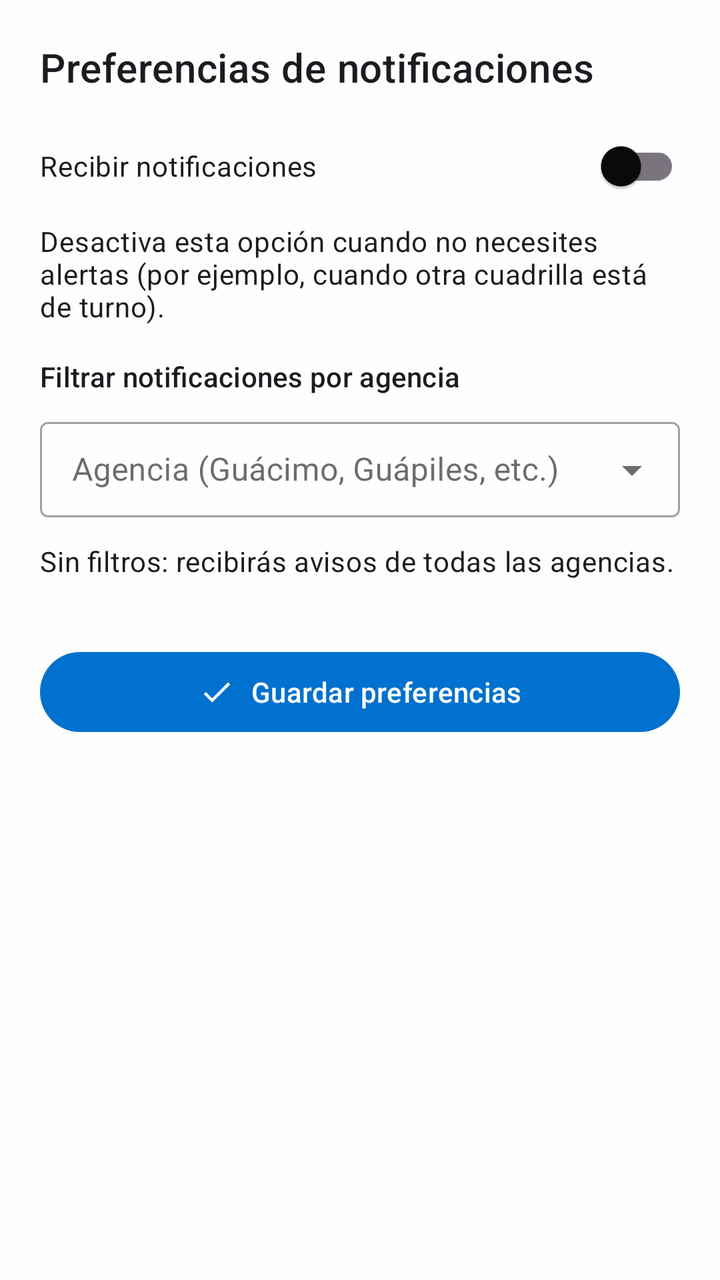
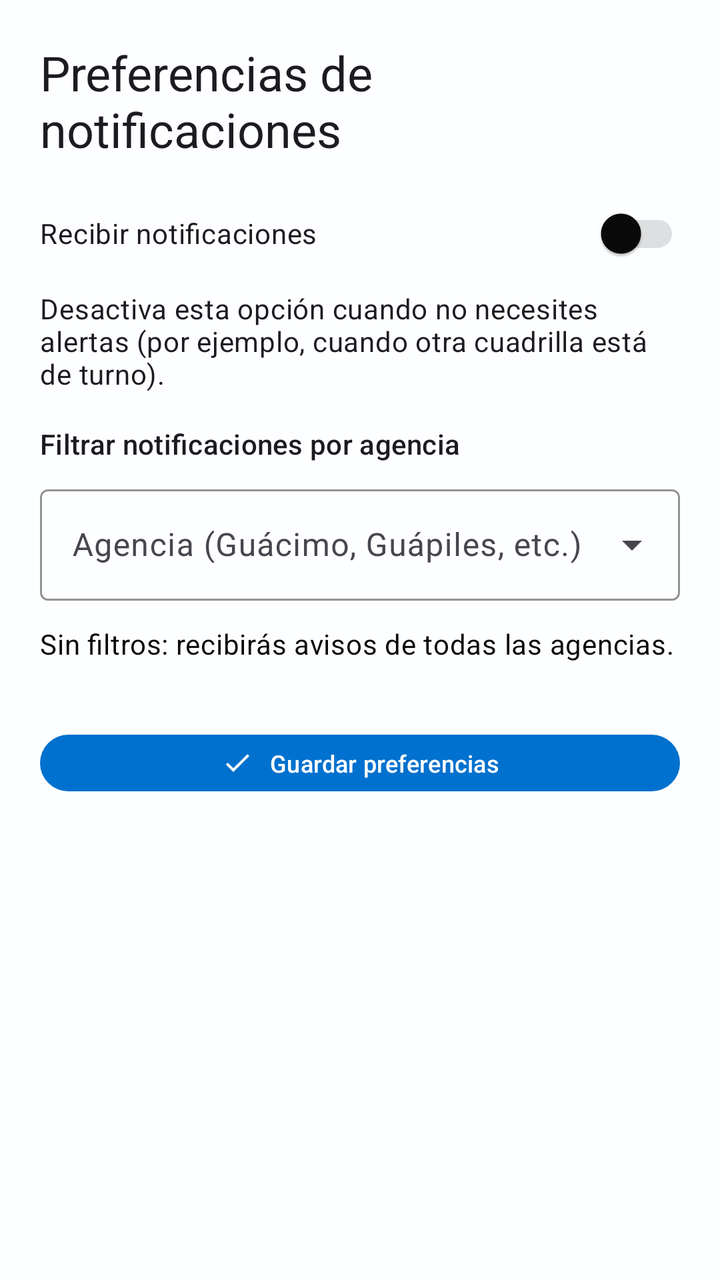

Screens rendered from an Android XML layout before and after an edit, with the pre-edit source and the edit as a unified diff.
<!-- AndroidManifest.xml: application theme Theme.TecniAppICE -->
<!-- res/layout/dialog_notification_filters.xml -->
<?xml version="1.0" encoding="utf-8"?>
<LinearLayout xmlns:android="http://schemas.android.com/apk/res/android"
    xmlns:app="http://schemas.android.com/apk/res-auto"
    android:layout_width="match_parent"
    android:layout_height="wrap_content"
    android:background="?attr/colorSurface"
    android:orientation="vertical"
    android:padding="20dp">

    <TextView
        android:id="@+id/tvNotificationSheetTitle"
        android:layout_width="match_parent"
        android:layout_height="wrap_content"
        android:paddingBottom="12dp"
        android:text="@string/averia_notificacion_sheet_title"
        android:textAppearance="@style/TextAppearance.MaterialComponents.Headline6" />

    <com.google.android.material.switchmaterial.SwitchMaterial
        android:id="@+id/switchNotifications"
        android:layout_width="match_parent"
        android:layout_height="wrap_content"
        android:text="@string/averia_notificacion_switch_label" />

    <TextView
        android:id="@+id/tvNotificationSwitchHelper"
        android:layout_width="match_parent"
        android:layout_height="wrap_content"
        android:layout_marginTop="4dp"
        android:text="@string/averia_notificacion_switch_helper"
        android:textAppearance="@style/TextAppearance.MaterialComponents.Body2" />

    <TextView
        android:id="@+id/tvNotificationFilterTitle"
        android:layout_width="match_parent"
        android:layout_height="wrap_content"
        android:layout_marginTop="16dp"
        android:text="@string/averia_notificacion_filtro_titulo"
        android:textAppearance="@style/TextAppearance.MaterialComponents.Subtitle2" />

    <com.google.android.material.textfield.TextInputLayout
        android:id="@+id/tilNotificationAgency"
        style="@style/Widget.MaterialComponents.TextInputLayout.OutlinedBox.Dense.ExposedDropdownMenu"
        android:layout_width="match_parent"
        android:layout_height="wrap_content"
        android:layout_marginTop="8dp"
        android:hint="@string/averia_notificacion_filtro_hint"
        app:endIconMode="dropdown_menu">

        <AutoCompleteTextView
            android:id="@+id/actvNotificationAgency"
            android:layout_width="match_parent"
            android:layout_height="wrap_content"
            android:imeOptions="actionDone"
            android:inputType="textCapWords" />
    </com.google.android.material.textfield.TextInputLayout>

    <TextView
        android:id="@+id/tvNotificationFiltersEmpty"
        android:layout_width="match_parent"
        android:layout_height="wrap_content"
        android:layout_marginTop="12dp"
        android:text="@string/averia_notificacion_filtro_vacio"
        android:textAppearance="@style/TextAppearance.MaterialComponents.Body2"
        android:textColor="?attr/colorOnBackground" />

    <com.google.android.material.chip.ChipGroup
        android:id="@+id/chipGroupNotificationAgencies"
        android:layout_width="match_parent"
        android:layout_height="wrap_content"
        android:layout_marginTop="12dp"
        app:chipSpacingHorizontal="8dp"
        app:chipSpacingVertical="8dp" />

    <com.google.android.material.button.MaterialButton
        android:id="@+id/btnGuardarNotificaciones"
        style="@style/Widget.Material3.Button"
        android:layout_width="match_parent"
        android:layout_height="wrap_content"
        android:layout_marginTop="20dp"
        android:text="Guardar preferencias"
        app:icon="@drawable/ic_check"
        app:iconGravity="textStart"
        app:iconPadding="8dp" />
</LinearLayout>
<!-- resources referenced by this layout -->
<resources>
  <string name="averia_notificacion_filtro_hint">Agencia (Guácimo, Guápiles, etc.)</string>
  <string name="averia_notificacion_filtro_titulo">Filtrar notificaciones por agencia</string>
  <string name="averia_notificacion_filtro_vacio">Sin filtros: recibirás avisos de todas las agencias.</string>
  <string name="averia_notificacion_sheet_title">Preferencias de notificaciones</string>
  <string name="averia_notificacion_switch_label">Recibir notificaciones</string>
  <style name="Theme.TecniAppICE" parent="Theme.Material3.DayNight.NoActionBar">
  
          
          <item name="colorPrimary">@color/ice_blue</item>
          <item name="colorOnPrimary">@color/white</item>
          <item name="colorSecondary">@color/ice_yellow</item>
          <item name="colorOnSecondary">@color/black</item>
  
          
          <item name="colorSurface">@color/surface_light</item>
          <item name="colorOnSurface">@color/on_light</item>
          <item name="colorSurfaceVariant">@color/surface_variant_light</item>
  
          
          <item name="colorError">@color/error_500</item>
          <item name="colorTertiary">@color/success_500</item>
  
          
          <item name="android:windowBackground">@color/bg_light</item>
          <item name="android:colorBackground">@color/bg_light</item>
          <item name="android:statusBarColor">@android:color/transparent</item>
          <item name="android:navigationBarColor">@android:color/transparent</item>
          <item name="android:windowLightStatusBar">true</item>
  
          
          <item name="materialCardViewStyle">@style/Tecni.Card</item>
          <item name="materialButtonStyle">@style/Tecni.Button</item>
          <item name="chipStyle">@style/Tecni.Chip</item>
          <item name="toolbarStyle">@style/Tecni.Toolbar</item>
      </style>
  <color name="ice_blue">#0071CE</color>
  <color name="white">#FFFFFFFF</color>
  <color name="ice_yellow">#FFDD00</color>
  <color name="black">#FF000000</color>
  <color name="surface_light">#CCFFFFFF</color>
  <color name="on_light">#0A0A0A</color>
  <color name="surface_variant_light">#EAF3FF</color>
  <color name="error_500">#D32F2F</color>
  <color name="success_500">#4CAF50</color>
  <color name="bg_light">#F7FAFF</color>
  <!-- unchanged entries left out for length: 6 -->
</resources>

<!-- the commit's change to res/layout/dialog_notification_filters.xml (unified diff, before → after) -->
@@ -13,7 +13,7 @@
         android:layout_height="wrap_content"
         android:paddingBottom="12dp"
         android:text="@string/averia_notificacion_sheet_title"
-        android:textAppearance="@style/TextAppearance.MaterialComponents.Headline6" />
+        android:textAppearance="@style/TextAppearance.Material3.HeadlineSmall" />
 
     <com.google.android.material.switchmaterial.SwitchMaterial
         android:id="@+id/switchNotifications"
@@ -27,7 +27,7 @@
         android:layout_height="wrap_content"
         android:layout_marginTop="4dp"
         android:text="@string/averia_notificacion_switch_helper"
-        android:textAppearance="@style/TextAppearance.MaterialComponents.Body2" />
+        android:textAppearance="@style/TextAppearance.Material3.BodyMedium" />
 
     <TextView
         android:id="@+id/tvNotificationFilterTitle"
@@ -35,11 +35,11 @@
         android:layout_height="wrap_content"
         android:layout_marginTop="16dp"
         android:text="@string/averia_notificacion_filtro_titulo"
-        android:textAppearance="@style/TextAppearance.MaterialComponents.Subtitle2" />
+        android:textAppearance="@style/TextAppearance.Material3.TitleSmall" />
 
     <com.google.android.material.textfield.TextInputLayout
         android:id="@+id/tilNotificationAgency"
-        style="@style/Widget.MaterialComponents.TextInputLayout.OutlinedBox.Dense.ExposedDropdownMenu"
+        style="@style/Tecni.TextInput.Outlined.Dense.Dropdown"
         android:layout_width="match_parent"
         android:layout_height="wrap_content"
         android:layout_marginTop="8dp"
@@ -60,7 +60,7 @@
         android:layout_height="wrap_content"
         android:layout_marginTop="12dp"
         android:text="@string/averia_notificacion_filtro_vacio"
-        android:textAppearance="@style/TextAppearance.MaterialComponents.Body2"
+        android:textAppearance="@style/TextAppearance.Material3.BodyMedium"
         android:textColor="?attr/colorOnBackground" />
 
     <com.google.android.material.chip.ChipGroup
@@ -73,7 +73,7 @@
 
     <com.google.android.material.button.MaterialButton
         android:id="@+id/btnGuardarNotificaciones"
-        style="@style/Widget.Material3.Button"
+        style="@style/Tecni.Button.Primary"
         android:layout_width="match_parent"
         android:layout_height="wrap_content"
         android:layout_marginTop="20dp"
<!-- resource entries referenced after the edit -->
@@ -5,6 +5,27 @@
   <string name="averia_notificacion_filtro_vacio">Sin filtros: recibirás avisos de todas las agencias.</string>
   <string name="averia_notificacion_sheet_title">Preferencias de notificaciones</string>
   <string name="averia_notificacion_switch_label">Recibir notificaciones</string>
+  <style name="Tecni.Button.Primary" parent="Widget.Material3.Button">
+          <item name="android:minHeight">32dp</item>
+          <item name="android:minWidth">0dp</item>
+          <item name="android:paddingStart">12dp</item>
+          <item name="android:paddingEnd">12dp</item>
+          <item name="android:textSize">12sp</item>
+          <item name="backgroundTint">@color/ice_blue</item>
+          <item name="android:textColor">@android:color/white</item>
+          <item name="rippleColor">@color/ice_yellow</item>
+          <item name="shapeAppearance">@style/ShapeAppearance.Material3.Corner.Full</item>
+          <item name="iconPadding">0dp</item>
+          <item name="iconSize">16dp</item>
+      </style>
+  <style name="Tecni.TextInput.Outlined.Dense.Dropdown" parent="Tecni.TextInput.Outlined.Dropdown">
+          <item name="boxCollapsedPaddingTop">8dp</item>
+          <item name="boxCollapsedPaddingBottom">8dp</item>
+          <item name="boxCollapsedPaddingStart">12dp</item>
+          <item name="boxCollapsedPaddingEnd">12dp</item>
+          <item name="boxExpandedPaddingTop">8dp</item>
+          <item name="boxExpandedPaddingBottom">8dp</item>
+      </style>
   <style name="Theme.TecniAppICE" parent="Theme.Material3.DayNight.NoActionBar">
   
           
@@ -15,8 +36,11 @@
   
           
           <item name="colorSurface">@color/surface_light</item>
+          <item name="colorSurfaceVariant">@color/surface_variant_light</item>
           <item name="colorOnSurface">@color/on_light</item>
-          <item name="colorSurfaceVariant">@color/surface_variant_light</item>
+          <item name="colorBackground">@color/bg_light</item>
+          <item name="colorOnBackground">@color/on_light</item>
+          <item name="colorOutline">@color/outline_soft</item>
   
           
           <item name="colorError">@color/error_500</item>
@@ -28,6 +52,7 @@
           <item name="android:statusBarColor">@android:color/transparent</item>
           <item name="android:navigationBarColor">@android:color/transparent</item>
           <item name="android:windowLightStatusBar">true</item>
+          <item name="android:windowLightNavigationBar">true</item>
   
           
           <item name="materialCardViewStyle">@style/Tecni.Card</item>
@@ -38,13 +63,19 @@
   <color name="ice_blue">#0071CE</color>
   <color name="white">#FFFFFFFF</color>
   <color name="ice_yellow">#FFDD00</color>
+  <style name="Tecni.TextInput.Outlined.Dropdown" parent="Widget.Material3.TextInputLayout.OutlinedBox.ExposedDropdownMenu">
+          <item name="boxStrokeColor">@color/ice_blue</item>
+          <item name="hintTextColor">@color/light_gray</item>
+      </style>
   <color name="black">#FF000000</color>
-  <color name="surface_light">#CCFFFFFF</color>
+  <color name="surface_light">#FDFEFF</color>
   <color name="on_light">#0A0A0A</color>
-  <color name="surface_variant_light">#EAF3FF</color>
+  <color name="surface_variant_light">#E6EEF9</color>
   <color name="error_500">#D32F2F</color>
   <color name="success_500">#4CAF50</color>
-  <color name="bg_light">#F7FAFF</color>
+  <color name="light_gray">#B3B3B3</color>
+  <color name="bg_light">#F5F7FB</color>
+  <color name="outline_soft">#1F000000</color>
   <!-- unchanged entries left out for length: 6 -->
 </resources>
 
